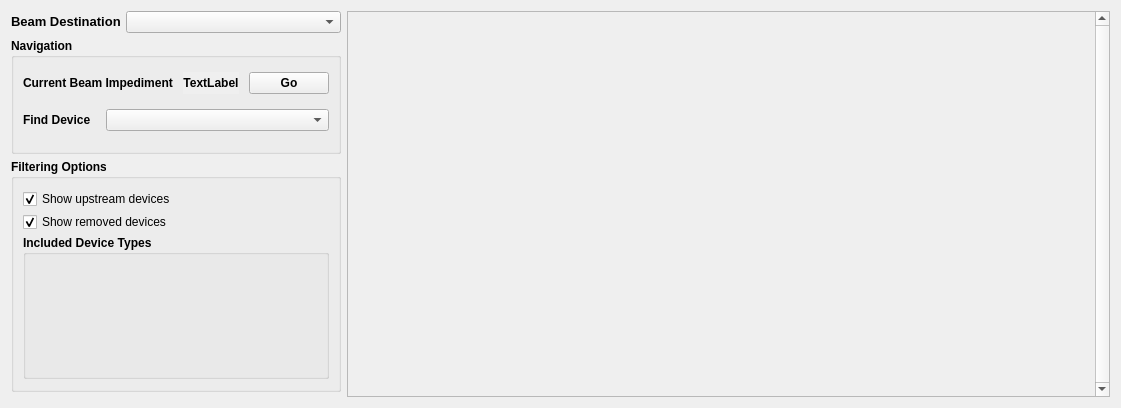
Old version of the form lightpath/ui/lightapp.ui in the repository pcdshub/lightpath.
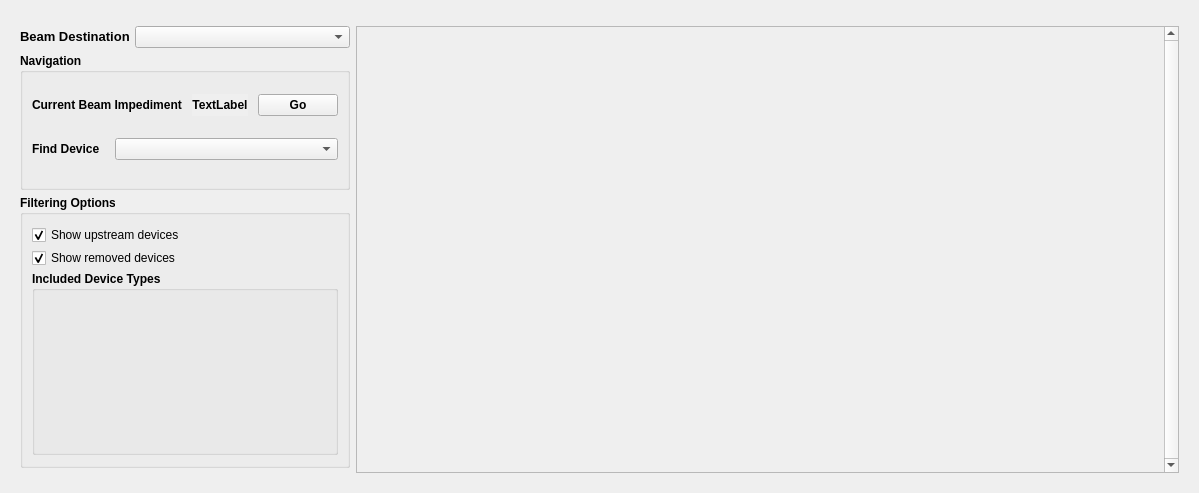
New version of the form.

Commit message: UI: Add overview QFrame container

Diff of the .ui file:
```diff
--- a/lightpath/ui/lightapp.ui
+++ b/lightpath/ui/lightapp.ui
@@ -6,8 +6,8 @@
    <rect>
     <x>0</x>
     <y>0</y>
-    <width>1121</width>
-    <height>408</height>
+    <width>1199</width>
+    <height>493</height>
    </rect>
   </property>
   <property name="sizePolicy">
@@ -31,7 +31,20 @@
   <property name="windowTitle">
    <string>Form</string>
   </property>
-  <layout class="QHBoxLayout" name="horizontalLayout" stretch="0,1">
+  <layout class="QVBoxLayout" name="verticalLayout_3" stretch="0,1">
+   <item>
+    <widget class="QFrame" name="overview">
+     <property name="frameShape">
+      <enum>QFrame::StyledPanel</enum>
+     </property>
+     <property name="frameShadow">
+      <enum>QFrame::Raised</enum>
+     </property>
+    </widget>
+   </item>
+   <item>
+    <widget class="QWidget" name="detailed" native="true">
+     <layout class="QHBoxLayout" name="horizontalLayout">
    <item>
     <layout class="QVBoxLayout" name="option_layout" stretch="1,1,2,0">
      <property name="spacing">
@@ -305,8 +318,8 @@
        <rect>
         <x>0</x>
         <y>0</y>
-        <width>755</width>
-        <height>388</height>
+           <width>815</width>
+           <height>439</height>
        </rect>
       </property>
       <property name="sizePolicy">
@@ -322,6 +335,9 @@
        </size>
       </property>
      </widget>
+       </widget>
+      </item>
+     </layout>
     </widget>
    </item>
   </layout>
```
Lines whose indentation alone changed are shown as unchanged.
